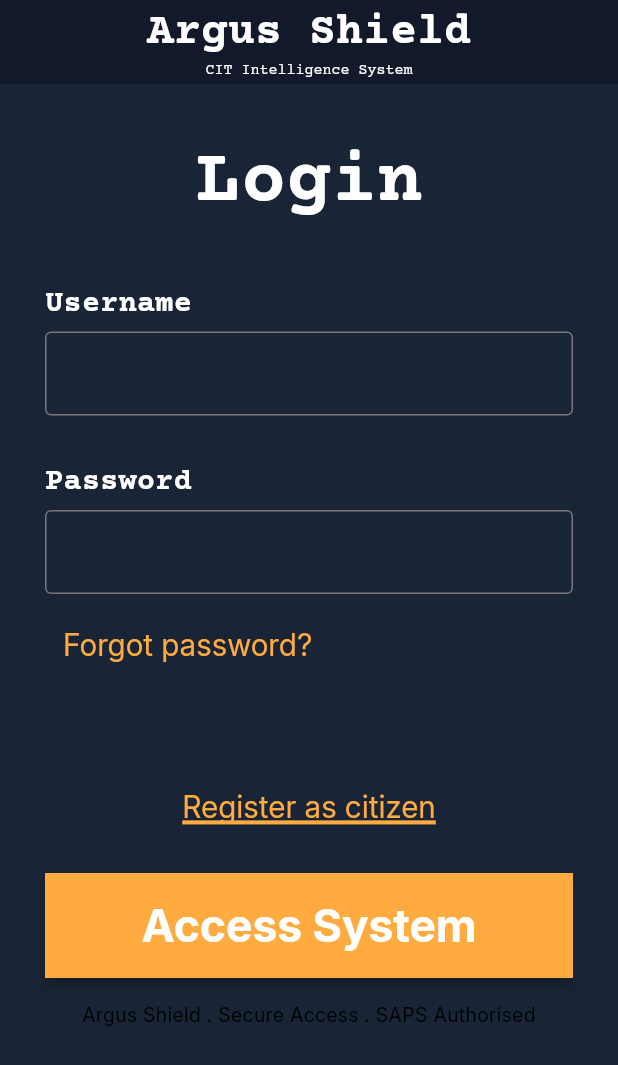
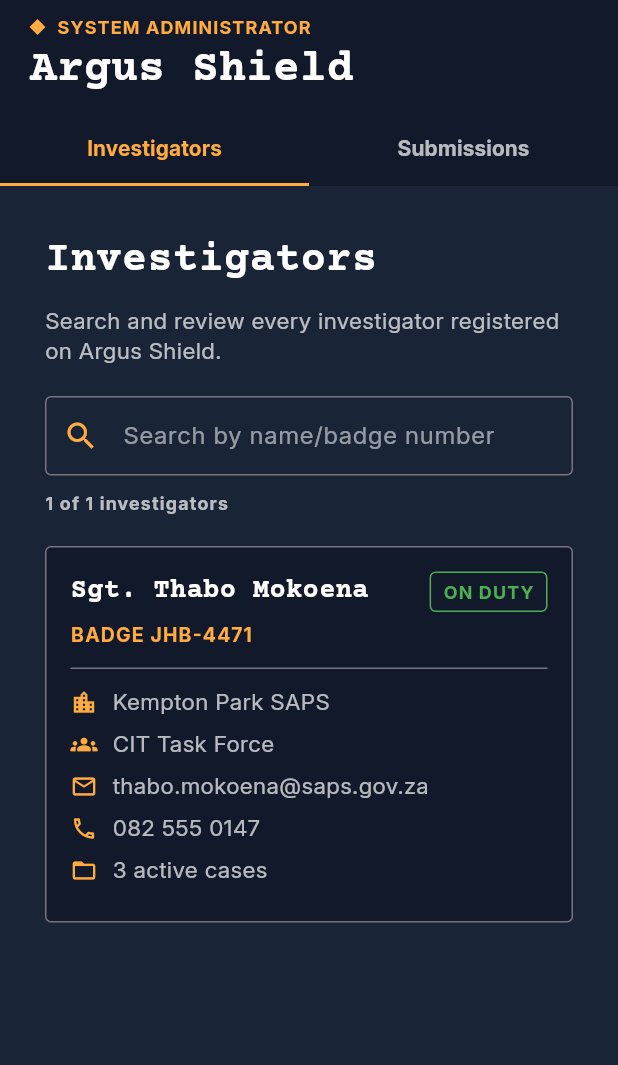
Before and after one commit to MeanBanana/cit-event-capture, a Flutter app: the screen it shows after launch, on a phone screen of 412 x 824 dp. Shown: the top 1065 px of the screen. Run offline on Flutter 3.47's test engine with Material 3 defaults, Android fonts, the phone set to English and light mode, and no system bars; our stand-ins replace flutter_markdown_plus, image_picker, supabase_flutter; accounts and stored records are empty.

Commit message:
Here is the submission screen and investigators screen, with addtional admin_dashboard screen, used to switch between the screens with tabs

```diff
--- /dev/null
+++ b/mobile/argus_shield/lib/admin_screens/admin_dashboard.dart
@@ -0,0 +1,43 @@
+// admin_dashboard.dart — holds navigation and creates the admin subpage widgets.
+// Works exactly like citizen/citizen_dashboard.dart: this file builds the
+// Scaffold, header and tabs; each page file only returns its body.
+
+import 'package:flutter/material.dart';
+import 'package:argus_shield/theme/argus_widgets.dart';
+import 'package:argus_shield/admin_screens/investigators.dart';
+import 'package:argus_shield/admin_screens/submissions.dart';
+
+/// Displays the Argus header and the admin tabs.
+/// Colours and fonts come from the app theme (theme/app_theme.dart).
+class AdminDashboard extends StatelessWidget {
+  const AdminDashboard({super.key});
+
+  @override
+  Widget build(BuildContext context) {
+    // length must equal the number of Tabs AND the number of TabBarView
+    // children, and both lists must be in the same order.
+    return const DefaultTabController(
+      length: 2,
+      child: Scaffold(
+        // Same two-line header as the citizen pages, with a diamond for admin.
+        appBar: RoleAppBar(
+          roleLabel: 'System Administrator',
+          marker: RoleMarker.diamond,
+          bottom: TabBar(
+            tabs: [
+              Tab(text: 'Investigators'),
+              Tab(text: 'Submissions'),
+            ],
+          ),
+        ),
+        // Each page lives in its own Dart file and returns only its body.
+        body: TabBarView(
+          children: [
+            Investigators(),
+            AdminSubmissions(),
+          ],
+        ),
+      ),
+    );
+  }
+}
--- a/mobile/argus_shield/lib/admin_screens/investigators.dart
+++ b/mobile/argus_shield/lib/admin_screens/investigators.dart
@@ -0,0 +1,271 @@
+// investigators.dart — System Administrator view of every investigator.
+//
+// Shows a search bar (name or badge number) and a
+// scrollable list of investigator cards.
+//
+// For now the list holds ONE hard-coded sample investigator so the layout can
+// be reviewed. When the Supabase fetch is ready, replace `_investigators`
+// with the rows returned from SupabaseService — the search and cards will
+// keep working unchanged because they only read from that list.
+
+import 'package:flutter/material.dart';
+import 'package:argus_shield/theme/app_theme.dart';
+
+/// One investigator as the card needs it.
+///
+/// Field names follow the database: public."User" (firstname, surname,
+/// email, phonenumber) joined with public.investigator (rank, badgenumber,
+/// station, unit, dutystatus).
+class InvestigatorSummary {
+  final int userId;
+  final String firstName;
+  final String surname;
+  final String? rank; // e.g. 'Sgt.' — nullable in the database
+  final String badgeNumber; // e.g. 'JHB-4471'
+  final String station; // e.g. 'Kempton Park SAPS'
+  final String? unit; // e.g. 'CIT Task Force' — nullable in the database
+  final String dutyStatus; // 'on_duty' | 'available' | 'off_duty'
+  final String email;
+  final String? phoneNumber;
+  final int activeCases; // count of active rows in caseassignment
+
+  const InvestigatorSummary({
+    required this.userId,
+    required this.firstName,
+    required this.surname,
+    this.rank,
+    required this.badgeNumber,
+    required this.station,
+    this.unit,
+    required this.dutyStatus,
+    required this.email,
+    this.phoneNumber,
+    this.activeCases = 0,
+  });
+
+  String get fullName => '$firstName $surname';
+
+  /// "Sgt. Thabo Mokoena", or just the name when no rank is stored.
+  String get displayName => rank == null ? fullName : '$rank $fullName';
+}
+
+/// Body of the Investigators tab. Like the citizen pages, it has no Scaffold
+/// or header of its own — AdminDashboard draws those.
+class Investigators extends StatefulWidget {
+  const Investigators({super.key});
+
+  @override
+  State<Investigators> createState() => _InvestigatorsState();
+}
+
+class _InvestigatorsState extends State<Investigators> {
+  final _searchController = TextEditingController();
+  String _query = '';
+
+  // Sample data only — swap for the Supabase results later.
+  final List<InvestigatorSummary> _investigators = const [
+    InvestigatorSummary(
+      userId: 1,
+      firstName: 'Thabo',
+      surname: 'Mokoena',
+      rank: 'Sgt.',
+      badgeNumber: 'JHB-4471',
+      station: 'Kempton Park SAPS',
+      unit: 'CIT Task Force',
+      dutyStatus: 'on_duty',
+      email: 'thabo.mokoena@saps.gov.za',
+      phoneNumber: '082 555 0147',
+      activeCases: 3,
+    ),
+  ];
+
+  @override
+  void dispose() {
+    _searchController.dispose();
+    super.dispose();
+  }
+
+  /// Investigators whose name or badge number contains the search text.
+  /// Case-insensitive, so "jhb" finds "JHB-4471" and "thabo" finds "Thabo".
+  List<InvestigatorSummary> get _filtered {
+    final q = _query.trim().toLowerCase();
+    if (q.isEmpty) return _investigators;
+    return _investigators.where((inv) {
+      return inv.fullName.toLowerCase().contains(q) ||
+          inv.badgeNumber.toLowerCase().contains(q);
+    }).toList();
+  }
+
+  @override
+  Widget build(BuildContext context) {
+    final results = _filtered;
+
+    return Padding(
+      padding: AppSpacing.page,
+      child: Column(
+        crossAxisAlignment: CrossAxisAlignment.start,
+        children: [
+          const Text('Investigators', style: AppText.sectionTitle),
+          const SizedBox(height: AppSpacing.small),
+          const Text(
+            'Search and review every investigator registered on Argus Shield.',
+            style: AppText.bodyMuted,
+          ),
+          const SizedBox(height: AppSpacing.medium),
+
+          // Search bar — borders and focus colour come from the app theme.
+          TextField(
+            controller: _searchController,
+            style: AppText.body,
+            textInputAction: TextInputAction.search,
+            onChanged: (value) => setState(() => _query = value),
+            decoration: InputDecoration(
+              hintText: 'Search by name/badge number',
+              prefixIcon: const Icon(Icons.search, color: AppColors.accent),
+              suffixIcon: _query.isEmpty
+                  ? null
+                  : IconButton(
+                      icon: const Icon(Icons.close, color: AppColors.textMuted),
+                      tooltip: 'Clear search',
+                      onPressed: () {
+                        _searchController.clear();
+                        setState(() => _query = '');
+                      },
+                    ),
+            ),
+          ),
+          const SizedBox(height: AppSpacing.small),
+          Text(
+            '${results.length} of ${_investigators.length} investigators',
+            style: AppText.caption.copyWith(color: AppColors.textMuted),
+          ),
+          const SizedBox(height: AppSpacing.medium),
+
+          // Only the list scrolls; the title and search bar stay in place.
+          Expanded(
+            child: results.isEmpty
+                ? const Center(
+                    child: Text(
+                      'No investigators match your search.',
+                      style: AppText.bodyMuted,
+                    ),
+                  )
+                : ListView.separated(
+                    itemCount: results.length,
+                    separatorBuilder: (_, _) =>
+                        const SizedBox(height: AppSpacing.medium),
+                    itemBuilder: (context, index) =>
+                        InvestigatorCard(investigator: results[index]),
+                  ),
+          ),
+        ],
+      ),
+    );
+  }
+}
+
+/// One investigator's details. Styled like SubmissionCard on the citizen side
+/// (outlined box, Courier title, small coloured status tag).
+class InvestigatorCard extends StatelessWidget {
+  final InvestigatorSummary investigator;
+
+  const InvestigatorCard({super.key, required this.investigator});
+
+  /// Database value → label and colour for the status tag.
+  static (String, Color) _status(String dutyStatus) {
+    switch (dutyStatus) {
+      case 'on_duty':
+        return ('On duty', AppColors.success);
+      case 'available':
+        return ('Available', AppColors.accent);
+      case 'off_duty':
+        return ('Off duty', AppColors.textHint);
+      default:
+        return (dutyStatus, AppColors.textMuted);
+    }
+  }
+
+  @override
+  Widget build(BuildContext context) {
+    final inv = investigator;
+    final (statusLabel, statusColor) = _status(inv.dutyStatus);
+
+    return Container(
+      padding: const EdgeInsets.all(16),
+      decoration: BoxDecoration(
+        color: AppColors.header,
+        border: Border.all(color: AppColors.fieldBorder),
+        borderRadius: BorderRadius.circular(4),
+      ),
+      child: Column(
+        crossAxisAlignment: CrossAxisAlignment.start,
+        children: [
+          // Name + duty status
+          Row(
+            crossAxisAlignment: CrossAxisAlignment.start,
+            children: [
+              Expanded(
+                child: Text(inv.displayName, style: AppText.cardTitle),
+              ),
+              const SizedBox(width: AppSpacing.small),
+              Container(
+                padding:
+                    const EdgeInsets.symmetric(horizontal: 8, vertical: 4),
+                decoration: BoxDecoration(
+                  border: Border.all(color: statusColor),
+                  borderRadius: BorderRadius.circular(4),
+                ),
+                child: Text(
+                  statusLabel.toUpperCase(),
+                  style: AppText.caption.copyWith(color: statusColor),
+                ),
+              ),
+            ],
+          ),
+          const SizedBox(height: 6),
+          Text(
+            'BADGE ${inv.badgeNumber}',
+            style: AppText.caption.copyWith(fontSize: 13),
+          ),
+          const SizedBox(height: 12),
+          const Divider(color: AppColors.fieldBorder, height: 1),
+          const SizedBox(height: 12),
+
+          _DetailRow(icon: Icons.location_city, text: inv.station),
+          if (inv.unit != null)
+            _DetailRow(icon: Icons.groups, text: inv.unit!),
+          _DetailRow(icon: Icons.email_outlined, text: inv.email),
+          if (inv.phoneNumber != null)
+            _DetailRow(icon: Icons.phone_outlined, text: inv.phoneNumber!),
+          _DetailRow(
+            icon: Icons.folder_open,
+            text: '${inv.activeCases} active '
+                '${inv.activeCases == 1 ? 'case' : 'cases'}',
+          ),
+        ],
+      ),
+    );
+  }
+}
+
+/// Icon + text line used inside InvestigatorCard.
+class _DetailRow extends StatelessWidget {
+  final IconData icon;
+  final String text;
+
+  const _DetailRow({required this.icon, required this.text});
+
+  @override
+  Widget build(BuildContext context) {
+    return Padding(
+      padding: const EdgeInsets.only(bottom: 8),
+      child: Row(
+        children: [
+          Icon(icon, size: 18, color: AppColors.accent),
+          const SizedBox(width: AppSpacing.small),
+          Expanded(child: Text(text, style: AppText.bodyMuted)),
+        ],
+      ),
+    );
+  }
+}
--- a/mobile/argus_shield/lib/supabase_service.dart
+++ b/mobile/argus_shield/lib/supabase_service.dart
@@ -135,5 +135,7 @@
   }
 
   // ------------------------------------------------------------------ LOGOUT
-  //Future<void> logout() => supabase.auth.signOut();
+  Future<void> logout() => supabase.auth.signOut();
+
+
 }
--- a/mobile/argus_shield/lib/theme/argus_widgets.dart
+++ b/mobile/argus_shield/lib/theme/argus_widgets.dart
@@ -47,6 +47,103 @@
   }
 }
 
+/// Shape of the small marker beside the role name in [RoleAppBar].
+enum RoleMarker {
+  /// Citizen screens.
+  circle,
+
+  /// System Administrator screens.
+  diamond,
+}
+
+/// Header for screens after logging in. Two lines:
+///   ● CITIZEN                  ◆ SYSTEM ADMINISTRATOR
+///   Argus Shield               Argus Shield
+///
+/// The toolbar is made taller than the default 56px so the 30px
+/// "Argus Shield" title and the role line both fit without cropping.
+class RoleAppBar extends StatelessWidget implements PreferredSizeWidget {
+  final String roleLabel;
+  final RoleMarker marker;
+  final PreferredSizeWidget? bottom;
+
+  const RoleAppBar({
+    super.key,
+    required this.roleLabel,
+    this.marker = RoleMarker.circle,
+    this.bottom,
+  });
+
+  static const double _toolbarHeight = 76;
+
+  @override
+  Size get preferredSize =>
+      Size.fromHeight(_toolbarHeight + (bottom?.preferredSize.height ?? 0));
+
+  @override
+  Widget build(BuildContext context) {
+    return AppBar(
+      backgroundColor: AppColors.header,
+      foregroundColor: AppColors.textPrimary,
+      surfaceTintColor: Colors.transparent,
+      toolbarHeight: _toolbarHeight,
+      centerTitle: false,
+      titleSpacing: AppSpacing.medium,
+      title: Column(
+        mainAxisSize: MainAxisSize.min,
+        crossAxisAlignment: CrossAxisAlignment.start,
+        children: [
+          Row(
+            mainAxisSize: MainAxisSize.min,
+            children: [
+              _RoleMarkerIcon(marker: marker),
+              const SizedBox(width: 8),
+              Text(roleLabel.toUpperCase(), style: AppText.caption),
+            ],
+          ),
+          const SizedBox(height: 2),
+          const Text('Argus Shield', style: AppText.appTitle),
+        ],
+      ),
+      bottom: bottom,
+    );
+  }
+}
+
+/// The small orange circle (citizen) or diamond (admin) before the role.
+class _RoleMarkerIcon extends StatelessWidget {
+  final RoleMarker marker;
+
+  const _RoleMarkerIcon({required this.marker});
+
+  @override
+  Widget build(BuildContext context) {
+    switch (marker) {
+      case RoleMarker.circle:
+        return Container(
+          width: 10,
+          height: 10,
+          decoration: const BoxDecoration(
+            color: AppColors.accent,
+            shape: BoxShape.circle,
+          ),
+        );
+      case RoleMarker.diamond:
+        // A square turned 45° — sized so its corners match the circle's width.
+        return SizedBox(
+          width: 10,
+          height: 10,
+          child: Center(
+            child: Transform.rotate(
+              angle: 0.785398, // 45° in radians (pi / 4)
+              child: Container(width: 7.5, height: 7.5, color: AppColors.accent),
+            ),
+          ),
+        );
+    }
+  }
+}
+
 /// Left-aligned label shown above a text field.
 class FieldLabel extends StatelessWidget {
   final String text;
```
Also changed, not shown: mobile/argus_shield/lib/admin_screens/submissions.dart (+278 -0 lines), mobile/argus_shield/lib/main.dart (+26 -0 lines), mobile/argus_shield/lib/admin_screens/dashboard.dart (deleted), mobile/argus_shield/lib/admin_screens/overview.dart (added), 1 other file.
